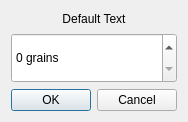
Old version of the form intlistdialog.ui in the repository coffee247/CAPSTONE_2021.
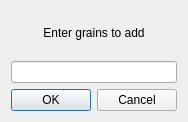
New version of the form.

Commit message: Add QSortProxyModel for sorted display of data in GrainsListView

Patch:
```diff
--- a/intlistdialog.ui
+++ b/intlistdialog.ui
@@ -14,28 +14,6 @@
    <string>Dialog</string>
   </property>
   <layout class="QGridLayout" name="gridLayout">
-   <item row="1" column="0">
-    <widget class="QSpinBox" name="addGrainsSpinBox">
-     <property name="sizePolicy">
-      <sizepolicy hsizetype="Minimum" vsizetype="Minimum">
-       <horstretch>0</horstretch>
-       <verstretch>0</verstretch>
-      </sizepolicy>
-     </property>
-     <property name="minimumSize">
-      <size>
-       <width>0</width>
-       <height>50</height>
-      </size>
-     </property>
-     <property name="suffix">
-      <string> grains</string>
-     </property>
-     <property name="maximum">
-      <number>9999</number>
-     </property>
-    </widget>
-   </item>
    <item row="2" column="0">
     <widget class="QDialogButtonBox" name="buttonBox">
      <property name="orientation">
@@ -49,13 +27,35 @@
    <item row="0" column="0">
     <widget class="QLabel" name="label">
      <property name="text">
-      <string>Default Text</string>
+      <string>Enter grains to add</string>
      </property>
      <property name="alignment">
       <set>Qt::AlignCenter</set>
      </property>
     </widget>
    </item>
+   <item row="1" column="0">
+    <widget class="QLineEdit" name="addGrainsLineEdit">
+     <property name="inputMethodHints">
+      <set>Qt::ImhDigitsOnly</set>
+     </property>
+     <property name="inputMask">
+      <string notr="true"/>
+     </property>
+     <property name="maxLength">
+      <number>3</number>
+     </property>
+     <property name="cursorPosition">
+      <number>0</number>
+     </property>
+     <property name="alignment">
+      <set>Qt::AlignCenter</set>
+     </property>
+     <property name="placeholderText">
+      <string/>
+     </property>
+    </widget>
+   </item>
   </layout>
  </widget>
  <resources/>
```
The commit also changes 8 other files.
